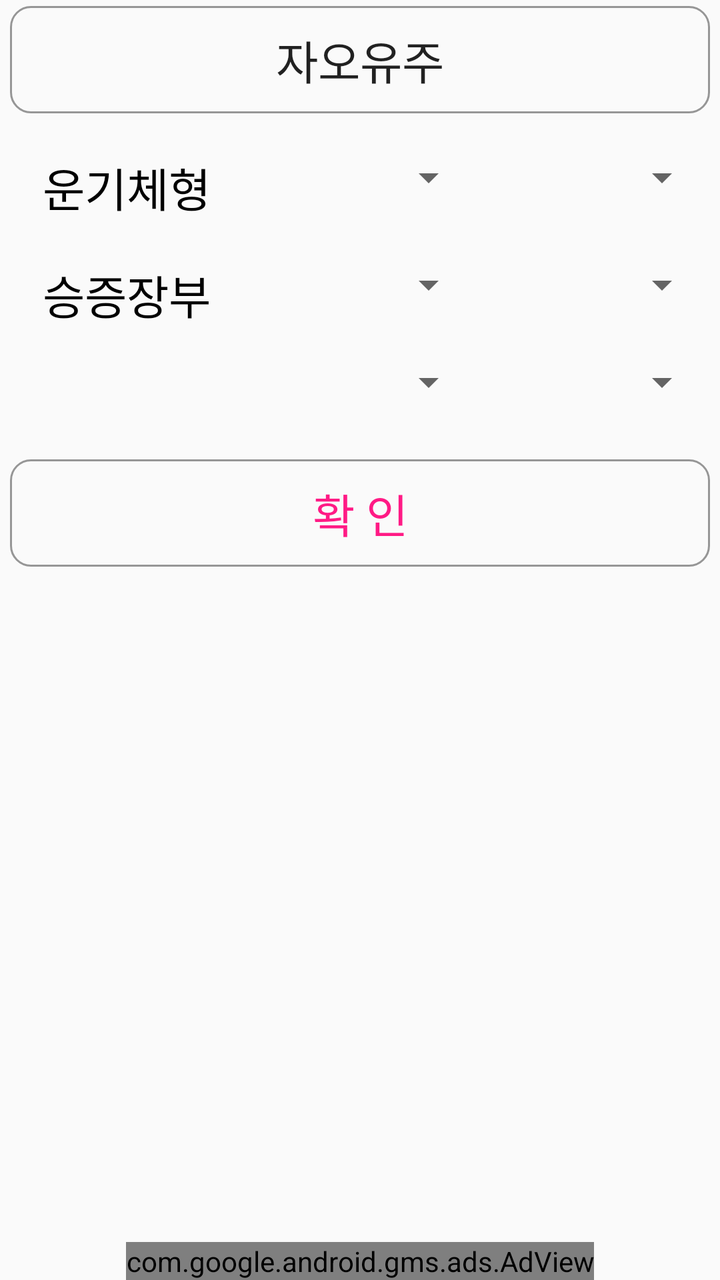
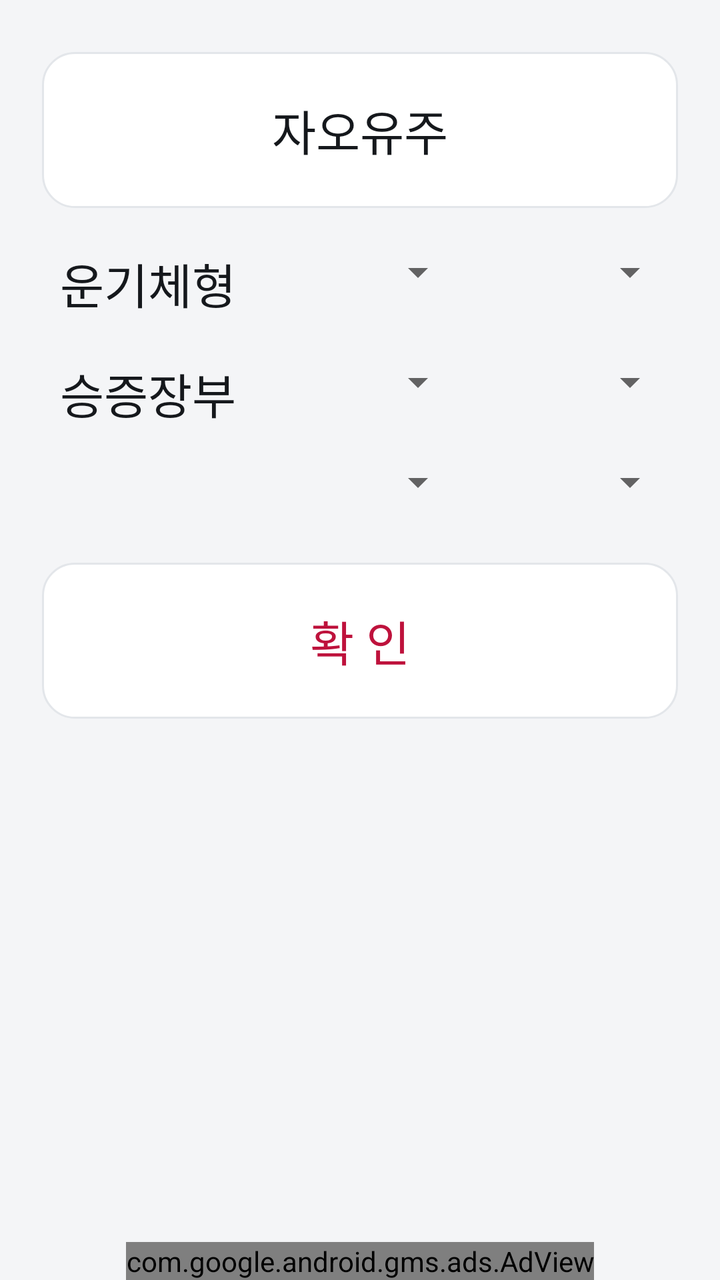

Screens rendered from an Android XML layout before and after an edit, with the pre-edit source and the edit as a unified diff.
<!-- AndroidManifest.xml: application theme AppTheme -->
<!-- res/layout/activity_ungi_quiz.xml -->
<?xml version="1.0" encoding="utf-8"?>
<RelativeLayout xmlns:android="http://schemas.android.com/apk/res/android"
    xmlns:tools="http://schemas.android.com/tools"
    xmlns:ads="http://schemas.android.com/apk/res-auto"
    android:layout_width="match_parent"
    android:layout_height="match_parent"
    tools:context="com.sujichim.jasanjao2.quiz.UngiQuiz">

    <com.google.android.gms.ads.AdView
        android:id="@+id/adView"
        android:layout_width="wrap_content"
        android:layout_height="wrap_content"
        android:layout_centerHorizontal="true"
        android:layout_alignParentBottom="true"
        ads:adSize="BANNER"
        ads:adUnitId="@string/banner_ad_unit_id" />

    <Button
        android:id="@+id/button_ungi1"
        android:layout_width="fill_parent"
        android:layout_height="wrap_content"
        android:layout_alignParentTop="true"
        android:layout_centerHorizontal="true"
        android:layout_marginLeft="5dp"
        android:layout_marginRight="5dp"
        android:layout_marginTop="3dp"
        android:background="@drawable/button_test"
        android:text="자오유주"
        android:textSize="23dp" />

    <LinearLayout
        android:id="@+id/linearLayout1"
        android:layout_width="match_parent"
        android:layout_height="wrap_content"
        android:layout_below="@+id/button_ungi1"
        android:layout_centerHorizontal="true"
        android:layout_marginLeft="5dp"
        android:layout_marginRight="5dp"
        android:layout_marginTop="20dp"
        android:orientation="horizontal">

        <TextView
            android:id="@+id/textView"
            android:layout_width="match_parent"
            android:layout_height="wrap_content"
            android:layout_weight="1"
            android:gravity="center"
            android:text="운기체형"
            android:textColor="#000000"
            android:textSize="23dp" />

        <Spinner
            android:id="@+id/spinner1"
            android:layout_width="match_parent"
            android:layout_height="wrap_content"
            android:layout_marginLeft="5dp"
            android:layout_weight="1" />

        <Spinner
            android:id="@+id/spinner2"
            android:layout_width="match_parent"
            android:layout_height="wrap_content"
            android:layout_marginLeft="5dp"
            android:layout_weight="1" />
    </LinearLayout>

    <LinearLayout
        android:id="@+id/linearLayout2"
        android:layout_width="match_parent"
        android:layout_height="wrap_content"
        android:layout_below="@+id/linearLayout1"
        android:layout_centerHorizontal="true"
        android:layout_marginLeft="5dp"
        android:layout_marginRight="5dp"
        android:layout_marginTop="20dp"
        android:orientation="horizontal">

        <TextView
            android:id="@+id/textView2"
            android:layout_width="match_parent"
            android:layout_height="wrap_content"
            android:layout_weight="1"
            android:gravity="center_horizontal"
            android:text="승증장부"
            android:textColor="#000000"
            android:textSize="23dp" />

        <Spinner
            android:id="@+id/spinner3"
            android:layout_width="match_parent"
            android:layout_height="wrap_content"
            android:layout_marginLeft="5dp"
            android:layout_weight="1" />

        <Spinner
            android:id="@+id/spinner5"
            android:layout_width="match_parent"
            android:layout_height="wrap_content"
            android:layout_marginLeft="5dp"
            android:layout_weight="1" />

    </LinearLayout>

    <LinearLayout
        android:id="@+id/linearLayout3"
        android:layout_width="match_parent"
        android:layout_height="wrap_content"
        android:layout_below="@+id/linearLayout2"
        android:layout_centerHorizontal="true"
        android:layout_marginLeft="5dp"
        android:layout_marginRight="5dp"
        android:layout_marginTop="15dp"
        android:orientation="horizontal">

        <TextView
            android:id="@+id/textView3"
            android:layout_width="match_parent"
            android:layout_height="wrap_content"
            android:layout_weight="1"
            android:gravity="center_horizontal"
            android:text=""
            android:textSize="23dp" />

        <Spinner
            android:id="@+id/spinner4"
            android:layout_width="match_parent"
            android:layout_height="wrap_content"
            android:layout_marginLeft="5dp"
            android:layout_weight="1" />

        <Spinner
            android:id="@+id/spinner6"
            android:layout_width="match_parent"
            android:layout_height="wrap_content"
            android:layout_marginLeft="5dp"
            android:layout_weight="1" />
    </LinearLayout>

    <Button
        android:id="@+id/button_input"
        android:layout_width="fill_parent"
        android:layout_height="wrap_content"
        android:layout_below="@+id/linearLayout3"
        android:layout_centerHorizontal="true"
        android:layout_marginLeft="5dp"
        android:layout_marginRight="5dp"
        android:layout_marginTop="20dp"
        android:background="@drawable/button_test"
        android:text="확 인"
        android:textColor="#FF1A85"
        android:textSize="23dp" />

</RelativeLayout>
<!-- resources referenced by this layout -->
<resources>
  <!-- drawable button_test (drawable) -->
  <?xml version="1.0" encoding="utf-8"?>
  <selector xmlns:android="http://schemas.android.com/apk/res/android">
    <item android:state_pressed="true" >
      <shape>
        <solid
            android:color="#E2E2E2" />
        <stroke
            android:width="1dp"
            android:color="#969696" />
        <padding
            android:left="10dp"
            android:top="10dp"
            android:right="10dp"
            android:bottom="10dp" />
        <corners android:radius="10dp" />  
      </shape>
    </item>
    <item>
      <shape>
        <solid
            android:startColor="#000000" />
        <stroke
            android:width="1dp"
            android:color="#969696" />
        <padding
            android:left="10dp"
            android:top="10dp"
            android:right="10dp"
            android:bottom="10dp" />
        <corners android:radius="10dp" />  
      </shape>
    </item>
  </selector>
  <string name="banner_ad_unit_id">ca-app-pub-1253642133922353/2152469025</string>
  <style name="AppTheme" parent="AppBaseTheme">
          
      </style>
  <style name="AppBaseTheme" parent="Theme.AppCompat.Light">
          
      </style>
</resources>

<!-- the commit's change to res/layout/activity_ungi_quiz.xml (unified diff, before → after) -->
@@ -2,6 +2,9 @@
 <RelativeLayout xmlns:android="http://schemas.android.com/apk/res/android"
     xmlns:tools="http://schemas.android.com/tools"
     xmlns:ads="http://schemas.android.com/apk/res-auto"
+    android:paddingLeft="16dp"
+    android:paddingRight="16dp"
+    android:paddingTop="14dp"
     android:layout_width="match_parent"
     android:layout_height="match_parent"
     tools:context="com.sujichim.jasanjao2.quiz.UngiQuiz">
@@ -23,10 +26,10 @@
         android:layout_centerHorizontal="true"
         android:layout_marginLeft="5dp"
         android:layout_marginRight="5dp"
-        android:layout_marginTop="3dp"
+        android:layout_marginTop="12dp"
         android:background="@drawable/button_test"
         android:text="자오유주"
-        android:textSize="23dp" />
+        android:textSize="24sp" />
 
     <LinearLayout
         android:id="@+id/linearLayout1"
@@ -46,8 +49,8 @@
             android:layout_weight="1"
             android:gravity="center"
             android:text="운기체형"
-            android:textColor="#000000"
-            android:textSize="23dp" />
+            android:textColor="@color/text_primary"
+            android:textSize="24sp" />
 
         <Spinner
             android:id="@+id/spinner1"
@@ -82,8 +85,8 @@
             android:layout_weight="1"
             android:gravity="center_horizontal"
             android:text="승증장부"
-            android:textColor="#000000"
-            android:textSize="23dp" />
+            android:textColor="@color/text_primary"
+            android:textSize="24sp" />
 
         <Spinner
             android:id="@+id/spinner3"
@@ -119,7 +122,7 @@
             android:layout_weight="1"
             android:gravity="center_horizontal"
             android:text=""
-            android:textSize="23dp" />
+            android:textSize="24sp" />
 
         <Spinner
             android:id="@+id/spinner4"
@@ -147,7 +150,7 @@
         android:layout_marginTop="20dp"
         android:background="@drawable/button_test"
         android:text="확 인"
-        android:textColor="#FF1A85"
-        android:textSize="23dp" />
+        android:textColor="#BE123C"
+        android:textSize="24sp" />
 
 </RelativeLayout>
<!-- resource entries referenced after the edit -->
@@ -1,45 +1,65 @@
 <!-- resources referenced by this layout -->
 <resources>
+  <color name="text_primary">#15181C</color>
   <!-- drawable button_test (drawable) -->
   <?xml version="1.0" encoding="utf-8"?>
   <selector xmlns:android="http://schemas.android.com/apk/res/android">
-    <item android:state_pressed="true" >
-      <shape>
-        <solid
-            android:color="#E2E2E2" />
-        <stroke
-            android:width="1dp"
-            android:color="#969696" />
-        <padding
-            android:left="10dp"
-            android:top="10dp"
-            android:right="10dp"
-            android:bottom="10dp" />
-        <corners android:radius="10dp" />  
-      </shape>
-    </item>
-    <item>
-      <shape>
-        <solid
-            android:startColor="#000000" />
-        <stroke
-            android:width="1dp"
-            android:color="#969696" />
-        <padding
-            android:left="10dp"
-            android:top="10dp"
-            android:right="10dp"
-            android:bottom="10dp" />
-        <corners android:radius="10dp" />  
-      </shape>
-    </item>
+      <item android:state_pressed="true">
+          <shape android:shape="rectangle">
+              <solid android:color="@color/accent_soft" />
+              <stroke
+                  android:width="1dp"
+                  android:color="@color/accent" />
+              <padding
+                  android:left="12dp"
+                  android:top="12dp"
+                  android:right="12dp"
+                  android:bottom="12dp" />
+              <corners android:radius="16dp" />
+          </shape>
+      </item>
+      <item>
+          <shape android:shape="rectangle">
+              <solid android:color="@color/surface" />
+              <stroke
+                  android:width="1dp"
+                  android:color="@color/outline" />
+              <padding
+                  android:left="12dp"
+                  android:top="12dp"
+                  android:right="12dp"
+                  android:bottom="12dp" />
+              <corners android:radius="16dp" />
+          </shape>
+      </item>
   </selector>
   <string name="banner_ad_unit_id">ca-app-pub-1253642133922353/2152469025</string>
   <style name="AppTheme" parent="AppBaseTheme">
+          <item name="colorPrimary">@color/bar</item>
+          <item name="colorPrimaryDark">@color/bar_dark</item>
+          <item name="colorAccent">@color/accent</item>
+          <item name="android:windowBackground">@color/bg</item>
+          <item name="android:buttonStyle">@style/AppButton</item>
+      </style>
+  <color name="accent_soft">#E7F1EC</color>
+  <color name="accent">#1F6E43</color>
+  <color name="surface">#FFFFFF</color>
+  <color name="outline">#E3E6EA</color>
+  <style name="AppBaseTheme" parent="Theme.MaterialComponents.Light.Bridge">
           
       </style>
-  <style name="AppBaseTheme" parent="Theme.AppCompat.Light">
-          
+  <color name="bar">#14171A</color>
+  <color name="bar_dark">#0B0D0F</color>
+  <color name="bg">#F4F5F7</color>
+  <style name="AppButton" parent="Widget.AppCompat.Button">
+          <item name="android:background">@drawable/button_test</item>
+          <item name="android:textColor">@color/text_primary</item>
+          <item name="android:textSize">24sp</item>
+          <item name="android:fontFamily">sans-serif-medium</item>
+          <item name="android:textAllCaps">false</item>
+          <item name="android:minHeight">78dp</item>
+          <item name="android:stateListAnimator">@null</item>
+          <item name="android:elevation">0dp</item>
       </style>
 </resources>
 
